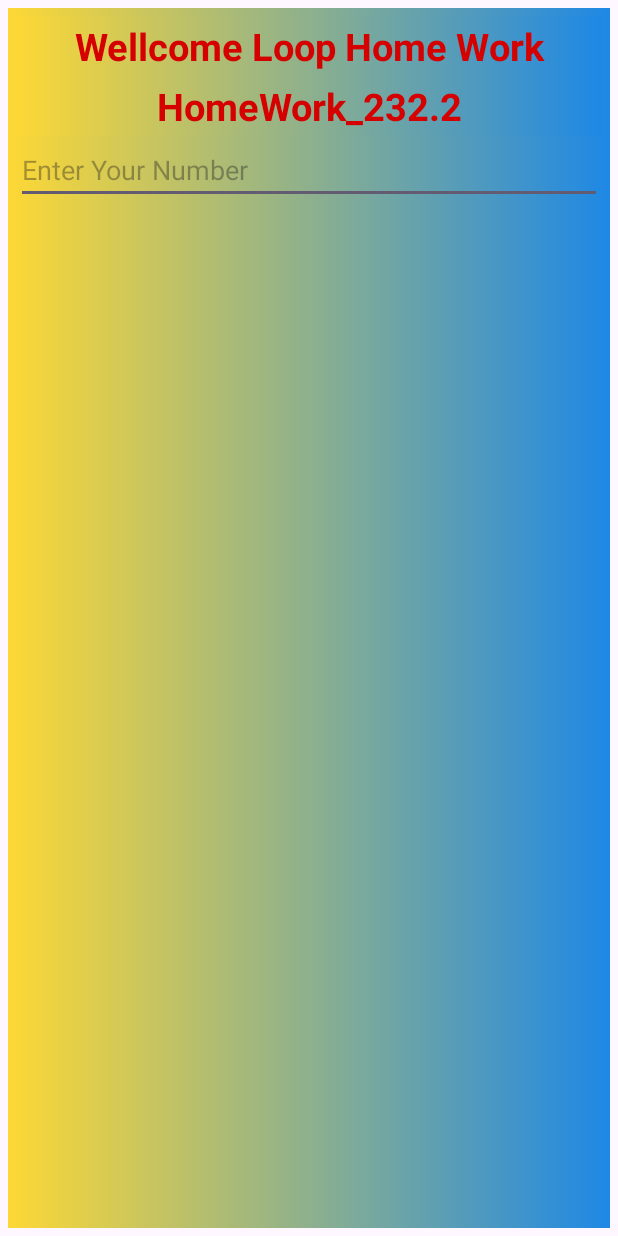
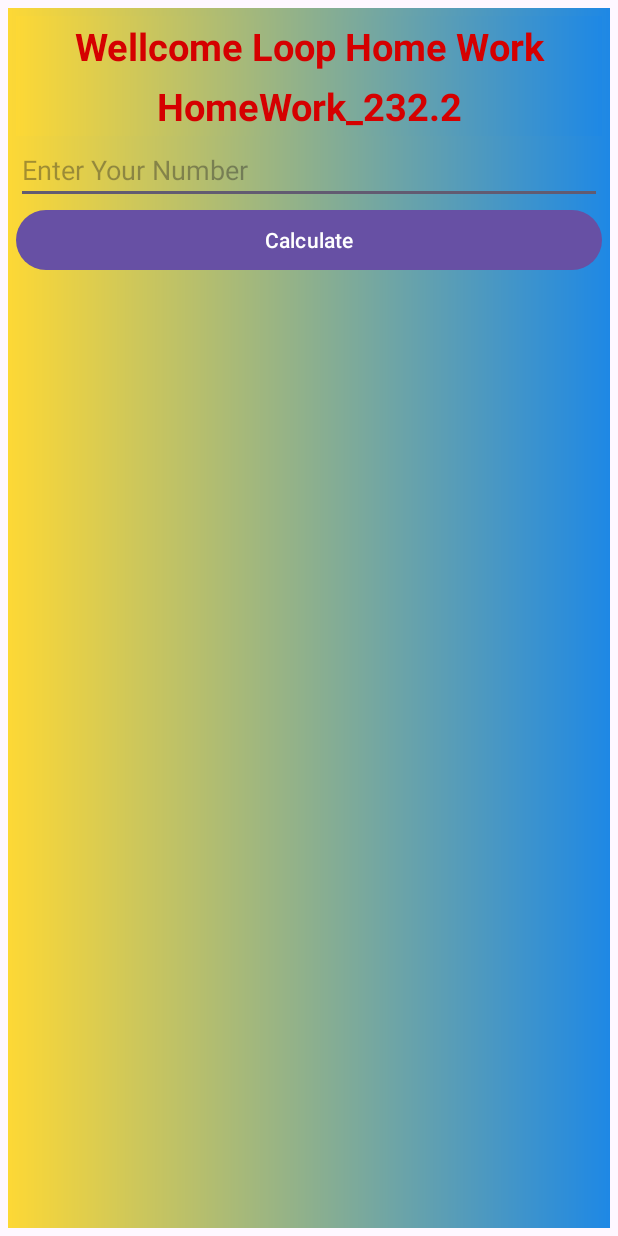
Before and after one commit to anirbanprince/All_Practice, an Android app: the Activity_Loop_HW screen opened directly, with no data from a screen before it, on a phone screen of 412 x 824 dp. Run offline under Robolectric (Android 15) with nearby library versions, the phone set to English and light mode, and no system bars.

Commit message:
loop part hw

```diff
--- a/app/build.gradle
+++ b/app/build.gradle
@@ -41,7 +41,7 @@ dependencies {
 
 
     implementation "com.github.barteksc:AndroidPdfViewer:2.3.0"
-    implementation "com.airbnb.android:lottie:6.5.0"
+    implementation 'com.airbnb.android:lottie:6.5.2'
 
 
 }
--- a/app/src/main/java/com/proseobd/all/Activity_Loop_HW.java
+++ b/app/src/main/java/com/proseobd/all/Activity_Loop_HW.java
@@ -1,6 +1,12 @@
 package com.proseobd.all;
 
 import android.os.Bundle;
+import android.view.View;
+import android.view.animation.Animation;
+import android.view.animation.AnimationUtils;
+import android.widget.Button;
+import android.widget.EditText;
+import android.widget.TextView;
 
 import androidx.activity.EdgeToEdge;
 import androidx.appcompat.app.AppCompatActivity;
@@ -9,10 +15,57 @@ import androidx.core.view.ViewCompat;
 import androidx.core.view.WindowInsetsCompat;
 
 public class Activity_Loop_HW extends AppCompatActivity {
+    TextView title_Name, tvd, tvd2;
+    EditText edt1;
+    Button btnCal;
+    Animation title_anim;
 
     @Override
     protected void onCreate(Bundle savedInstanceState) {
         super.onCreate(savedInstanceState);
         setContentView(R.layout.activity_loop_hw);
+
+        title_anim = AnimationUtils.loadAnimation(Activity_Loop_HW.this, R.anim.title_anim);
+
+        title_Name = findViewById(R.id.title_Name);
+        tvd = findViewById(R.id.tvd);
+        tvd2 = findViewById(R.id.tvd2);
+
+        edt1 =findViewById(R.id.edt1);
+
+        btnCal = findViewById(R.id.btnCal);
+
+
+        btnCal.setOnClickListener(new View.OnClickListener() {
+            @Override
+            public void onClick(View v) {
+                tvd.setText("");
+
+
+                int sum = 0;
+
+                if (edt1.length()>0){
+                    int ipNum = Integer.parseInt(edt1.getText().toString());
+                    for (int x=1; x<=ipNum; x++ ){
+                        if (x%2==0){
+                            sum = sum+x;
+                            tvd.append(" "+x);
+                            tvd2.setText("The Sum is :"+sum);
+                        }
+
+                    }
+                } else {
+                    edt1.setError("Please Enter a number");
+                }
+
+
+
+            }
+        });
+
+
+
+
+
     }
 }
--- a/app/src/main/res/layout/activity_loop_hw.xml
+++ b/app/src/main/res/layout/activity_loop_hw.xml
@@ -46,7 +46,21 @@
         />
 
 
+    <Button
+        android:id="@+id/btnCal"
+        android:layout_width="match_parent"
+        android:layout_height="wrap_content"
+        android:text="Calculate"
+        />
+
+
     <TextView
+        android:id="@+id/tvd"
+        android:layout_width="match_parent"
+        android:layout_height="wrap_content"
+        />
+    <TextView
+        android:id="@+id/tvd2"
         android:layout_width="match_parent"
         android:layout_height="wrap_content"
         />
@@ -64,4 +78,5 @@
 
 
 
+
 </LinearLayout>
--- a/gradle/libs.versions.toml
+++ b/gradle/libs.versions.toml
@@ -5,7 +5,7 @@ junitVersion = "1.2.1"
 espressoCore = "3.6.1"
 appcompat = "1.7.0"
 material = "1.12.0"
-activity = "1.9.0"
+activity = "1.9.2"
 constraintlayout = "2.1.4"
 
 [libraries]
```
